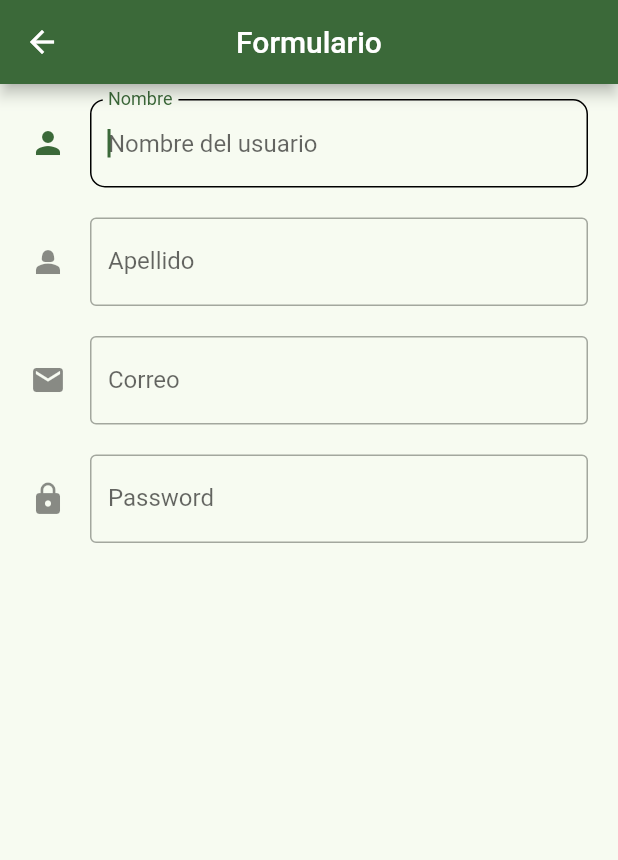
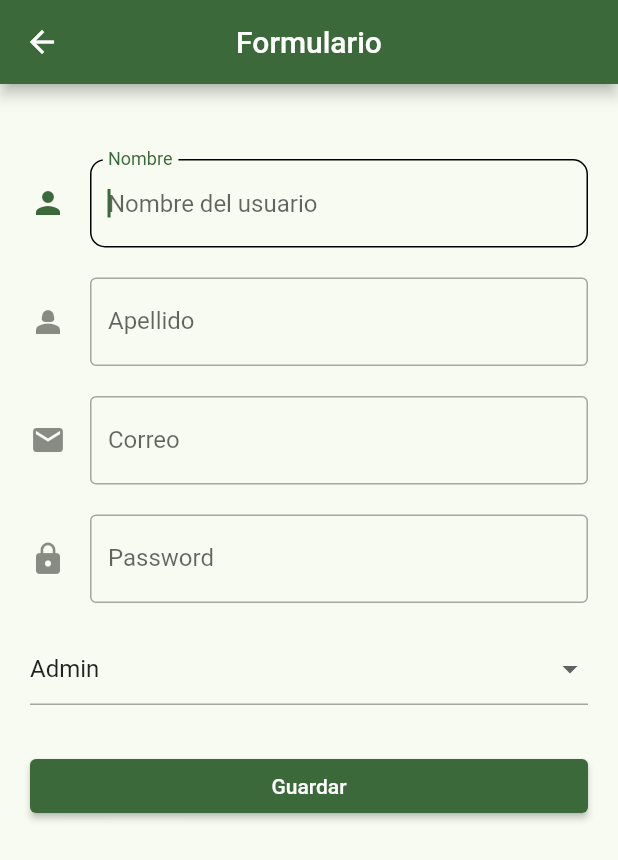
Before and after one commit to arodriguezgim/PMDM2526, a Flutter app: the FormularioScreen screen opened by its route, on a phone screen of 412 x 824 dp. Shown: the top 860 px of the screen. Run offline on Flutter 3.47's test engine with Material 3 defaults, Android fonts, the phone set to English and light mode, and no system bars.

Commit message:
Fin tercera clase

```diff
--- a/Flutter/componentes/lib/presentation/screens/formulario_screen.dart
+++ b/Flutter/componentes/lib/presentation/screens/formulario_screen.dart
@@ -7,39 +7,86 @@ class FormularioScreen extends StatelessWidget {
 
   @override
   Widget build(BuildContext context) {
+    // Los keys me ayudan a mantener la referencia a los valores del formulario
+    final formKey = GlobalKey<FormState>();
+
+    final Map<String, String> formValues = {
+      'nombre' : 'Alberto',
+      'apellido' : 'Rodriguez',
+      'correo' : 'alberto@gmail.com',
+      'password' : '123456',
+      'rol' : 'Admin',
+    };
+
+
     return Scaffold(
       appBar: AppBar(title: Text('Formulario'),),
       body: SingleChildScrollView(
         child: Padding(
           padding: const EdgeInsets.symmetric(horizontal: 20, vertical: 10),
+          child: Form(
+            key: formKey,
             child: Column(
               children: [
+                SizedBox(height: 40,),
                 TextFormPersonalizado(
                   labelText: 'Nombre',
                   hintText: 'Nombre del usuario',
                   icon: Icons.person,
+                  formPropiedad: 'nombre',
+                  formValues: formValues,
                 ),
                 SizedBox(height: 20,),
                 TextFormPersonalizado(
                   labelText: 'Apellido',
                   hintText: 'Apellido del usuario',
                   icon: Icons.person_2,
+                  formPropiedad: 'apellido',
+                  formValues: formValues,
                 ),
                 SizedBox(height: 20,),
                 TextFormPersonalizado(
                   labelText: 'Correo',
                   hintText: 'Email del usuario',
                   icon: Icons.email,
+                  keyboardType: TextInputType.emailAddress,
+                  formPropiedad: 'correo',
+                  formValues: formValues,
                 ),
                 SizedBox(height: 20,),
                 TextFormPersonalizado(
                   labelText: 'Password',
                   hintText: 'Contraseña del usuario',
                   icon: Icons.lock,
+                  obscureText: true,
+                  formPropiedad: 'password',
+                  formValues: formValues,
                 ),
                 SizedBox(height: 20,),
+                DropdownButtonFormField(
+                  initialValue: 'Admin',
+                  items: [
+                    DropdownMenuItem(value: 'Admin', child: Text('Admin')),
+                    DropdownMenuItem(value: 'User', child: Text('User')),
+                  ],
+                  onChanged: ( value ){
+                    formValues['rol'] = value!;
+                  }
+                ),
+                SizedBox(height: 30,),
+                ElevatedButton(
+                  onPressed: (){
+                    // Imprimir los valores del formulario
+                    print(formValues);
+                  },
+                  child: SizedBox(
+                    width: double.infinity,
+                    child: Center(child: Text('Guardar'))
+                    )
+                  )
 
               ],
+            ),
           ),
         ),
       )
--- a/Flutter/componentes/lib/presentation/widgets/text_form_personalizado.dart
+++ b/Flutter/componentes/lib/presentation/widgets/text_form_personalizado.dart
@@ -8,6 +8,12 @@ class TextFormPersonalizado extends StatelessWidget {
   final IconData? icon;
   final IconData? suffixIcon;
 
+  final TextInputType? keyboardType;
+  final bool obscureText;
+
+  final String formPropiedad;
+  final Map<String, String> formValues;
+
   const TextFormPersonalizado({
     super.key,
     this.hintText,
@@ -15,6 +21,10 @@ class TextFormPersonalizado extends StatelessWidget {
     this.helperText,
     this.icon,
     this.suffixIcon,
+    this.keyboardType,
+    this.obscureText = false,
+    required this.formPropiedad,
+    required this.formValues,
   });
 
   @override
@@ -23,10 +33,10 @@ class TextFormPersonalizado extends StatelessWidget {
       //initialValue: 'Alberto R.',
       autofocus: true,
       textCapitalization: TextCapitalization.words,
-      keyboardType: TextInputType.emailAddress,
-      obscureText: true,
+      keyboardType: keyboardType,
+      obscureText: obscureText,
       onChanged: ( value ){
-        print( value );
+        formValues[formPropiedad] = value;
       } ,
       validator: (value) {
 
```
Lines whose indentation alone changed are shown as unchanged.
